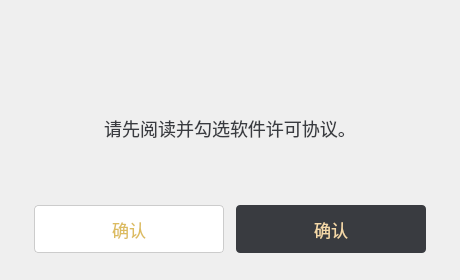
Old version of the form TianLiInstallationPackage/QtWidgetsMessageBox2.ui in the repository GengGode/InstallationPackage.
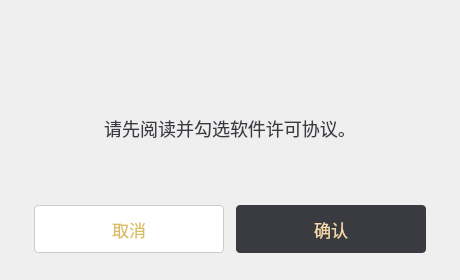
New version of the form. Icons and pictures are not drawn.

```diff
--- a/TianLiInstallationPackage/QtWidgetsMessageBox2.ui
+++ b/TianLiInstallationPackage/QtWidgetsMessageBox2.ui
@@ -131,7 +131,7 @@
 }</string>
    </property>
    <property name="text">
-    <string>确认</string>
+    <string>取消</string>
    </property>
   </widget>
   <widget class="QLabel" name="TitleLabelRect">
```
